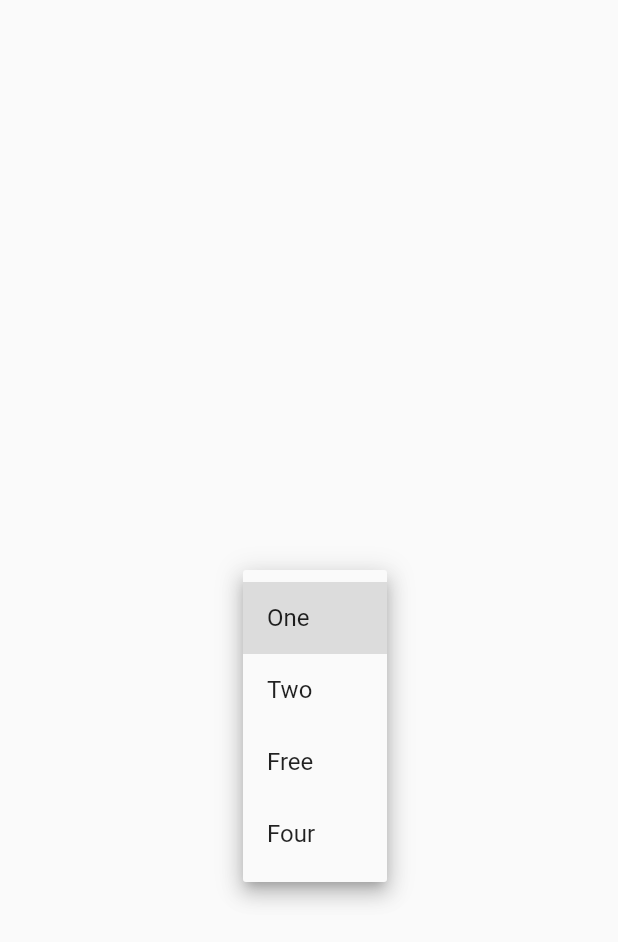
After one commit to jgoede/HealthcareHack2019, a Flutter app: the MyStatefulWidget screen opened directly, after a tap on "One", on a phone screen of 412 x 824 dp. The commit adds this screen. Shown: the top 942 px of the screen. Run offline on Flutter 3.47's test engine with Material 2 defaults, Android fonts, the phone set to English and light mode, and no system bars; our stand-ins replace firebase_analytics, firebase_database; accounts and stored records are empty.

Commit message:
Fixed errors and got stateful dropdown working

```diff
--- /dev/null
+++ b/everscreen/lib/temp.dart
@@ -0,0 +1,57 @@
+
+// This sample shows a `DropdownButton` whose value is one of
+// "One", "Two", "Free", or "Four".
+
+import 'package:flutter/material.dart';
+
+void main() => runApp(MyApp());
+
+/// This Widget is the main application widget.
+class MyApp extends StatelessWidget {
+  static const String _title = 'Flutter Code Sample';
+
+  @override
+  Widget build(BuildContext context) {
+    return MaterialApp(
+      title: _title,
+      home: Scaffold(
+        appBar: AppBar(title: const Text(_title)),
+        body: MyStatefulWidget(),
+      ),
+    );
+  }
+}
+
+class MyStatefulWidget extends StatefulWidget {
+  MyStatefulWidget({Key key}) : super(key: key);
+
+  @override
+  _MyStatefulWidgetState createState() => _MyStatefulWidgetState();
+}
+
+class _MyStatefulWidgetState extends State<MyStatefulWidget> {
+  String dropdownValue = 'One';
+
+  @override
+  Widget build(BuildContext context) {
+    return Scaffold(
+      body: Center(
+        child: DropdownButton<String>(
+          value: dropdownValue,
+          onChanged: (String newValue) {
+            setState(() {
+              dropdownValue = newValue;
+            });
+          },
+          items: <String>['One', 'Two', 'Free', 'Four']
+              .map<DropdownMenuItem<String>>((String value) {
+            return DropdownMenuItem<String>(
+              value: value,
+              child: Text(value),
+            );
+          }).toList(),
+        ),
+      ),
+    );
+  }
+}
--- a/everscreen/pubspec.yaml
+++ b/everscreen/pubspec.yaml
@@ -21,6 +21,7 @@ dependencies:
     sdk: flutter
   firebase_core: ^0.4.0+6
   firebase_analytics: ^4.0.1
+  firebase_database: ^3.0.4
   # The following adds the Cupertino Icons font to your application.
   # Use with the CupertinoIcons class for iOS style icons.
   cupertino_icons: ^0.1.2
```
Also changed, not shown: everscreen/lib/main.dart (+178 -10 lines), everscreen/pubspec.lock.
